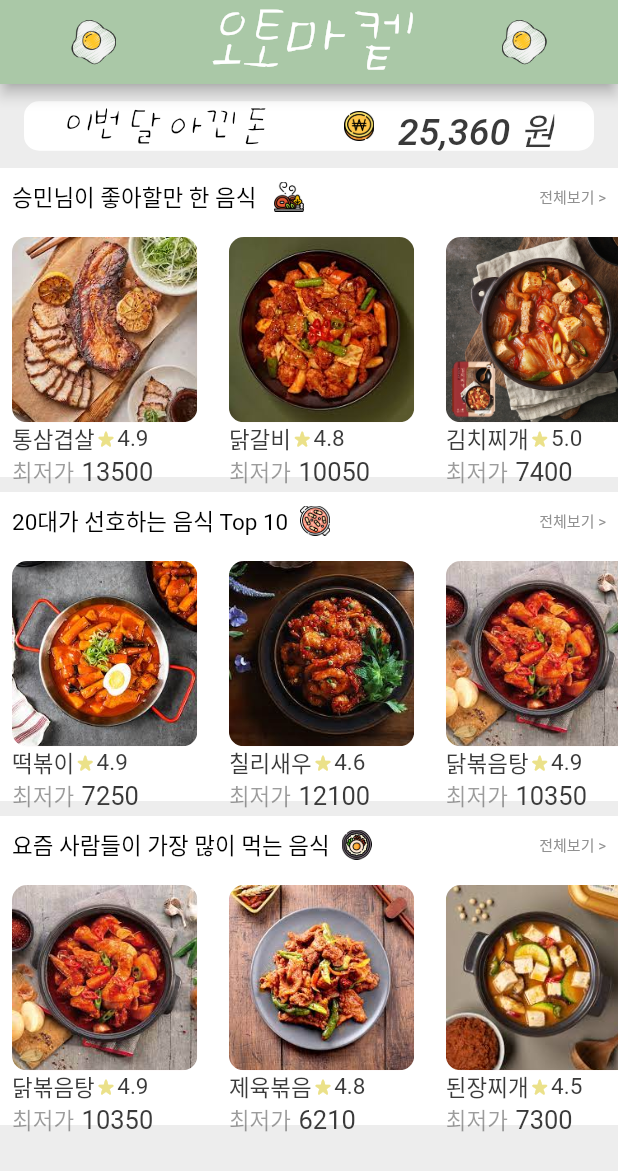
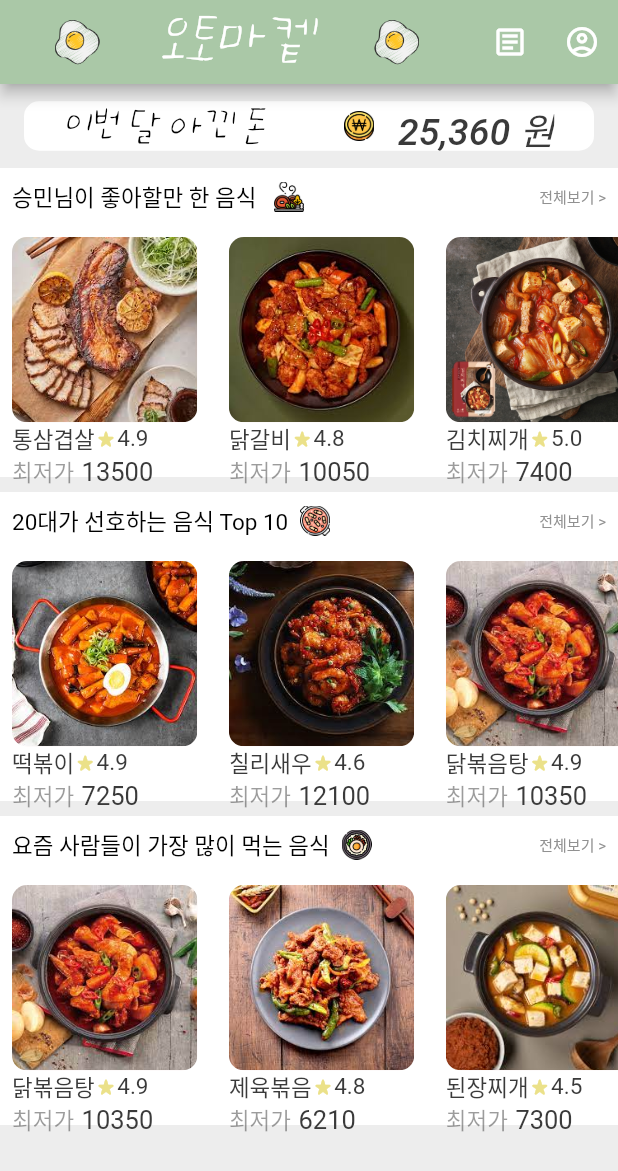
Before and after one commit to SoulTree-Lovers/AutoMarket, a Flutter app: the screen it shows after launch, on a phone screen of 412 x 824 dp. Shown: the top 1171 px of the screen. Run offline on Flutter 3.47's test engine with Material 2 defaults, Android fonts, the phone set to English and light mode, and no system bars; Roboto replaces fonts that are missing (KCC).

Commit message:
AppBar에 action icon 추가

```diff
--- a/lib/screens/home_page.dart
+++ b/lib/screens/home_page.dart
@@ -18,6 +18,18 @@ class _HomePageState extends State<HomePage> {
       appBar: AppBar(
         automaticallyImplyLeading: false,
         backgroundColor: const Color(0xFFAAC8A7),
+        actions: <Widget>[
+          IconButton(
+            icon: const Icon(Icons.article_outlined),
+            tooltip: '주문내역',
+            onPressed: () => {},
+          ),
+          IconButton(
+            icon: const Icon(Icons.account_circle_outlined),
+            tooltip: '내 정보',
+            onPressed: () => {},
+          ),
+        ],
         title: SizedBox(
           child: Row(
             mainAxisAlignment: MainAxisAlignment.spaceAround,
@@ -30,7 +42,7 @@ class _HomePageState extends State<HomePage> {
               const Text(
                 "오토마켙",
                 style: TextStyle(
-                  fontSize: 45,
+                  fontSize: 35,
                 ),
               ),
               Image.asset(
```
